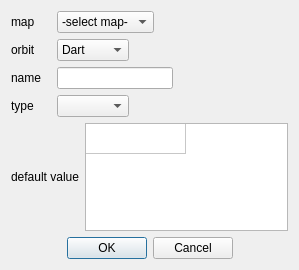
Old version of the form schnapps/plugins/attribute_editor/add_attribute_dialog.ui in the repository cgogn/SCHNApps.
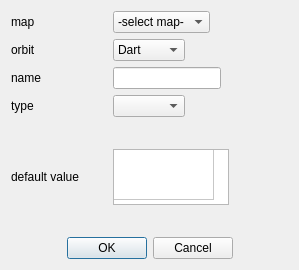
New version of the form.

Commit message: nicer add_attribute dialog.

```diff
--- a/schnapps/plugins/attribute_editor/add_attribute_dialog.ui
+++ b/schnapps/plugins/attribute_editor/add_attribute_dialog.ui
@@ -23,7 +23,7 @@
         <widget class="QLabel" name="label">
          <property name="minimumSize">
           <size>
-           <width>40</width>
+           <width>96</width>
            <height>0</height>
           </size>
          </property>
@@ -62,7 +62,7 @@
         <widget class="QLabel" name="label_2">
          <property name="minimumSize">
           <size>
-           <width>40</width>
+           <width>96</width>
            <height>0</height>
           </size>
          </property>
@@ -121,7 +121,7 @@
         <widget class="QLabel" name="label_3">
          <property name="minimumSize">
           <size>
-           <width>40</width>
+           <width>96</width>
            <height>0</height>
           </size>
          </property>
@@ -154,7 +154,7 @@
         <widget class="QLabel" name="label_4">
          <property name="minimumSize">
           <size>
-           <width>40</width>
+           <width>96</width>
            <height>0</height>
           </size>
          </property>
@@ -185,13 +185,55 @@
       <layout class="QHBoxLayout" name="horizontalLayout_5">
        <item>
         <widget class="QLabel" name="label_5">
+         <property name="minimumSize">
+          <size>
+           <width>96</width>
+           <height>0</height>
+          </size>
+         </property>
          <property name="text">
           <string>default value</string>
          </property>
         </widget>
        </item>
        <item>
+        <layout class="QVBoxLayout" name="verticalLayout_3">
+         <item>
+          <spacer name="verticalSpacer_3">
+           <property name="orientation">
+            <enum>Qt::Vertical</enum>
+           </property>
+           <property name="sizeHint" stdset="0">
+            <size>
+             <width>20</width>
+             <height>40</height>
+            </size>
+           </property>
+          </spacer>
+         </item>
+         <item>
         <widget class="QTableWidget" name="tableWidget_defaultValue">
+           <property name="sizePolicy">
+            <sizepolicy hsizetype="Fixed" vsizetype="Minimum">
+             <horstretch>0</horstretch>
+             <verstretch>0</verstretch>
+            </sizepolicy>
+           </property>
+           <property name="minimumSize">
+            <size>
+             <width>100</width>
+             <height>30</height>
+            </size>
+           </property>
+           <property name="sizeAdjustPolicy">
+            <enum>QAbstractScrollArea::AdjustToContents</enum>
+           </property>
+           <property name="autoScroll">
+            <bool>true</bool>
+           </property>
+           <property name="showGrid">
+            <bool>true</bool>
+           </property>
          <property name="rowCount">
           <number>1</number>
          </property>
@@ -210,6 +252,9 @@
          <attribute name="verticalHeaderVisible">
           <bool>false</bool>
          </attribute>
+           <attribute name="verticalHeaderDefaultSectionSize">
+            <number>50</number>
+           </attribute>
          <attribute name="verticalHeaderHighlightSections">
           <bool>false</bool>
          </attribute>
@@ -221,7 +266,22 @@
         </widget>
        </item>
        <item>
-        <spacer name="horizontalSpacer_5">
+          <spacer name="verticalSpacer_2">
+           <property name="orientation">
+            <enum>Qt::Vertical</enum>
+           </property>
+           <property name="sizeHint" stdset="0">
+            <size>
+             <width>20</width>
+             <height>40</height>
+            </size>
+           </property>
+          </spacer>
+         </item>
+        </layout>
+       </item>
+       <item>
+        <spacer name="horizontalSpacer_6">
          <property name="orientation">
           <enum>Qt::Horizontal</enum>
          </property>
@@ -248,6 +308,19 @@
        </property>
       </widget>
      </item>
+     <item>
+      <spacer name="verticalSpacer">
+       <property name="orientation">
+        <enum>Qt::Vertical</enum>
+       </property>
+       <property name="sizeHint" stdset="0">
+        <size>
+         <width>20</width>
+         <height>40</height>
+        </size>
+       </property>
+      </spacer>
+     </item>
     </layout>
    </item>
   </layout>
```
Left out of the diff: 9 changed lines with no effect on the pictures. Lines whose indentation alone changed are shown as unchanged. The commit also changes 2 other files.
